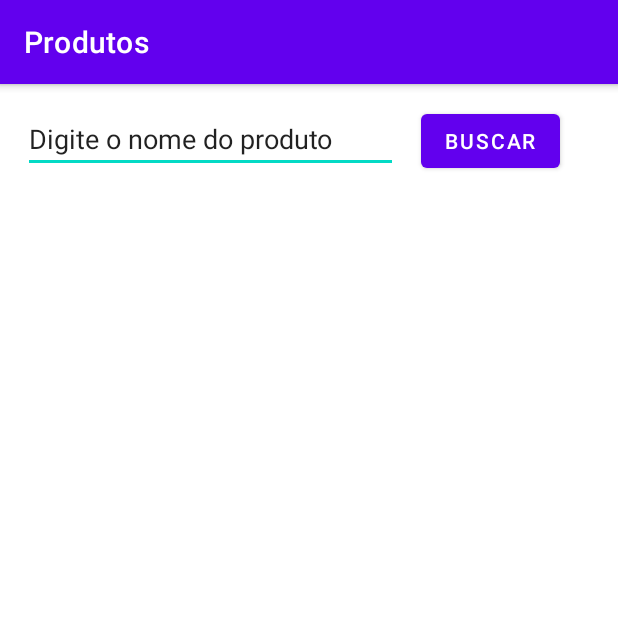
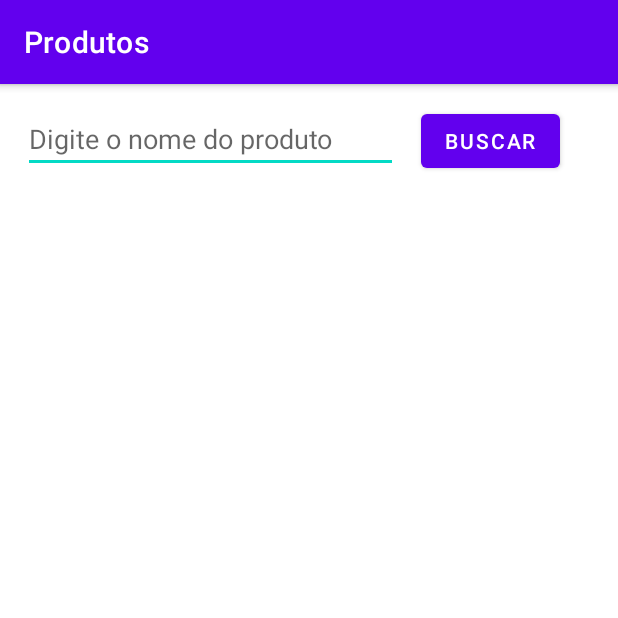
Before and after one commit to suelenviana/app_pizzaria, an Android app: the screen it shows after launch (listProdutoActivity), after a tap on "PRODUTOS", on a phone screen of 412 x 824 dp, the top half of it. Run offline under Robolectric (Android 15) with nearby library versions, the phone set to English and light mode, and no system bars.

```diff
--- a/app/src/main/java/com/programacao/app_pizzaria/MainActivity.java
+++ b/app/src/main/java/com/programacao/app_pizzaria/MainActivity.java
@@ -6,6 +6,7 @@ import android.os.Bundle;
 
 import com.programacao.app_pizzaria.banco.ConexaoBancoDados;
 import com.programacao.app_pizzaria.pedido.novoPedidoActivity;
+import com.programacao.app_pizzaria.produto.ProdutoDAO;
 import com.programacao.app_pizzaria.produto.cadProdutoActivity;
 import com.programacao.app_pizzaria.produto.listProdutoActivity;
 import com.programacao.app_pizzaria.usuario.cadUsuarioActivity;
@@ -36,6 +37,7 @@ public class MainActivity extends AppCompatActivity {
         btCadProduto = findViewById(R.id.button_cadProduto);
         btListProduto = findViewById(R.id.button_listProduto);
         btCadUsuario = findViewById(R.id.button_cadUsuario);
+        ProdutoDAO.getInstance().criarTabela();
 
 
     }
--- a/app/src/main/java/com/programacao/app_pizzaria/banco/DAO.java
+++ b/app/src/main/java/com/programacao/app_pizzaria/banco/DAO.java
@@ -3,11 +3,13 @@ package com.programacao.app_pizzaria.banco;
 import java.util.List;
 
 public interface DAO<T> {
+
+
     void criarTabela();
 
     void adicionar(T t);
 
-    List<Object> listar();
+    List<T> listar();
 
     void atualizar(T t);
 
--- a/app/src/main/java/com/programacao/app_pizzaria/produto/Produto.java
+++ b/app/src/main/java/com/programacao/app_pizzaria/produto/Produto.java
@@ -15,9 +15,7 @@ public class Produto {
         this.precoCusto = precoCusto;
     }
 
-    public Produto() {
-
-    }
+    public Produto() { }
 
     public String getDescricao() {
         return descricao;
--- /dev/null
+++ b/app/src/main/java/com/programacao/app_pizzaria/produto/ProdutoDAO.java
@@ -0,0 +1,80 @@
+package com.programacao.app_pizzaria.produto;
+
+import android.database.Cursor;
+import android.database.sqlite.SQLiteDatabase;
+
+import com.programacao.app_pizzaria.banco.ConexaoBancoDados;
+import com.programacao.app_pizzaria.banco.DAO;
+
+import java.util.ArrayList;
+import java.util.List;
+
+public class ProdutoDAO implements DAO<Produto> {
+
+    private static SQLiteDatabase bancoDados = ConexaoBancoDados.getInstance();
+    private static ProdutoDAO instance;
+
+    public static ProdutoDAO getInstance() {
+        if (instance == null) return new ProdutoDAO();
+        return instance;
+    }
+
+    @Override
+    public void criarTabela() {
+        String sql = new StringBuilder("")
+                .append("CREATE TABLE IF NOT EXISTS produtos (")
+                .append("   id INTEGER PRIMARY KEY,")
+                .append("   descricao VARCHAR(250) NOT NULL,")
+                .append("   precoVenda NUMBER(50) NOT NULL,")
+                .append("   precoCusto NUMBER(50) NOT NULL,")
+                .append("   tipoProduto CHAR(1) NOT NULL")
+                .append(")")
+                .toString();
+        bancoDados.execSQL(sql);
+    }
+
+    @Override
+    public void adicionar(Produto produto) {
+        String sql = new StringBuilder("")
+                .append("INSERT INTO produtos")
+                .append(" (descricao, precoVenda, precoCusto, tipoProduto)")
+                .append(" VALUES (\"")
+                .append(produto.getDescricao()).append("\", \"")
+                .append(produto.getPrecoVenda()).append("\", \"")
+                .append(produto.getPrecoCusto()).append("\", \"")
+                .append(produto.getTipoProduto()).append("\"")
+                .append(" )")
+                .toString();
+        bancoDados.execSQL(sql);
+    }
+
+    @Override
+    public List<Produto> listar() {
+        Cursor cursor = bancoDados.rawQuery(" SELECT descricao, precoVenda  FROM produtos", null);
+        List<Produto> listProduto = new ArrayList<>();
+        if (cursor != null && cursor.getCount() > 0) {
+            int iDescricao = cursor.getColumnIndex("descricao");
+            int iPrecoVenda = cursor.getColumnIndex("precoVenda");
+            Produto produto = new Produto();
+            while (cursor.moveToNext()) {
+                produto.setDescricao(cursor.getString(iDescricao));
+                produto.setPrecoVenda(cursor.getString(iPrecoVenda));
+                listProduto.add(produto);
+
+            }
+        }
+        return listProduto;
+    }
+
+    @Override
+    public void atualizar(Produto produto) {
+
+    }
+
+    @Override
+    public void excluir(Produto produto) {
+
+    }
+
+
+}
--- a/app/src/main/java/com/programacao/app_pizzaria/produto/listProdutoActivity.java
+++ b/app/src/main/java/com/programacao/app_pizzaria/produto/listProdutoActivity.java
@@ -1,15 +1,23 @@
 package com.programacao.app_pizzaria.produto;
 
 import android.os.Bundle;
-import com.google.android.material.floatingactionbutton.FloatingActionButton;
-import com.google.android.material.snackbar.Snackbar;
+
 import com.programacao.app_pizzaria.R;
 
 import androidx.appcompat.app.AppCompatActivity;
 import androidx.appcompat.widget.Toolbar;
-import android.view.View;
+
+import android.widget.ArrayAdapter;
+import android.widget.ListView;
+
+import java.util.ArrayList;
+import java.util.List;
 
 public class listProdutoActivity extends AppCompatActivity {
+
+    private ArrayAdapter<String> adapter;
+    private List<Produto> produtoList;
+    private Produto produto;
 
     @Override
     protected void onCreate(Bundle savedInstanceState) {
@@ -17,6 +25,23 @@ public class listProdutoActivity extends AppCompatActivity {
         setContentView(R.layout.activity_list_produto);
         Toolbar toolbar = findViewById(R.id.toolbar);
         setSupportActionBar(toolbar);
+        inicializarListView();
+
+    }
+
+    private void inicializarListView() {
+        adapter = new ArrayAdapter<String>(this, android.R.layout.simple_list_item_1);
+        adapter.clear();
+        ListView listView = findViewById(R.id.listProduto);
+        listView.setAdapter(adapter);
+        produtoList = new ArrayList<Produto>();
+        produtoList = ProdutoDAO.getInstance().listar();
+        int size = produtoList.size();
+        for (int i = 0; i < size; i++) {
+            produto = (Produto) produtoList.get(i);
+            this.adapter.add(produto.getDescricao() + " R$ : " + produto.getPrecoVenda());
+        }
+        adapter.notifyDataSetChanged();
 
 
     }
--- a/app/src/main/java/com/programacao/app_pizzaria/usuario/UsuarioDAO.java
+++ b/app/src/main/java/com/programacao/app_pizzaria/usuario/UsuarioDAO.java
@@ -32,7 +32,7 @@ public class UsuarioDAO implements DAO<Usuario> {
     }
 
     @Override
-    public List<Object> listar() {
+    public List<Usuario> listar() {
         return null;
     }
 
--- a/app/src/main/res/layout/activity_list_produto.xml
+++ b/app/src/main/res/layout/activity_list_produto.xml
@@ -33,7 +33,7 @@
             android:layout_marginLeft="15dp"
             android:layout_marginTop="70dp"
             android:width="250dp"
-            android:text="@string/listProduto_pesquisa"></EditText>
+            android:hint="@string/listProduto_pesquisa"></EditText>
 
         <Button
             android:layout_width="wrap_content"
@@ -50,8 +50,10 @@
         android:orientation="vertical">
 
         <ListView
-            android:layout_width="wrap_content"
-            android:layout_height="wrap_content">
+            android:id="@+id/listProduto"
+            android:layout_width="match_parent"
+            android:layout_height="match_parent"
+            android:layout_marginTop="150dp">
 
         </ListView>
 
```
Also changed, not shown: app/src/main/java/com/programacao/app_pizzaria/produto/cadProdutoActivity.java (+25 -16 lines).
